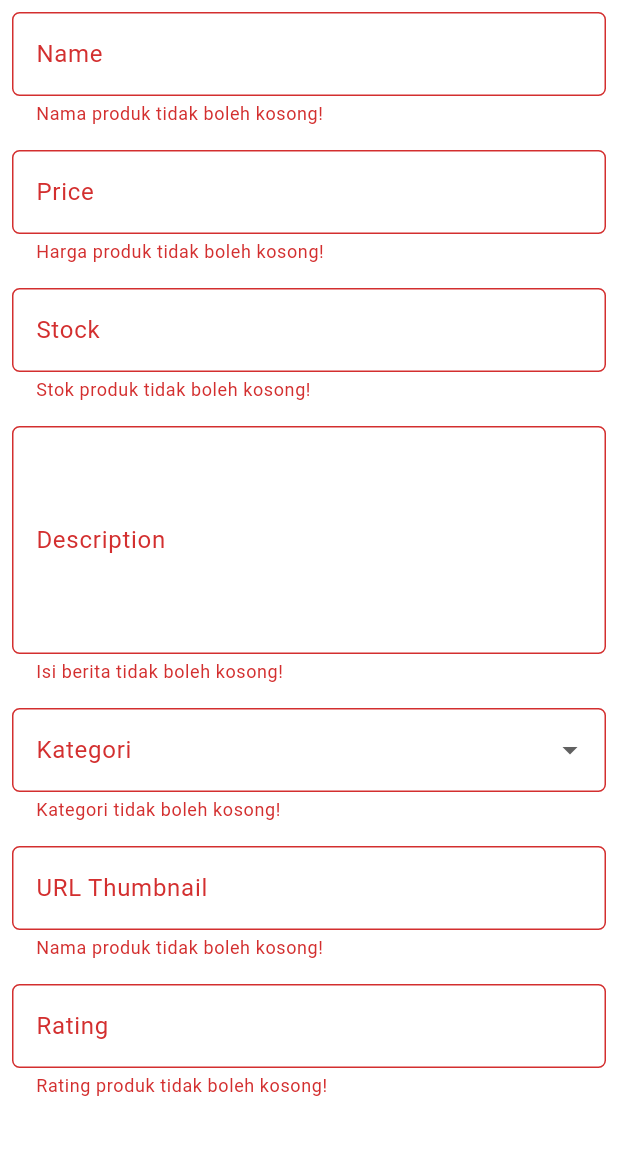
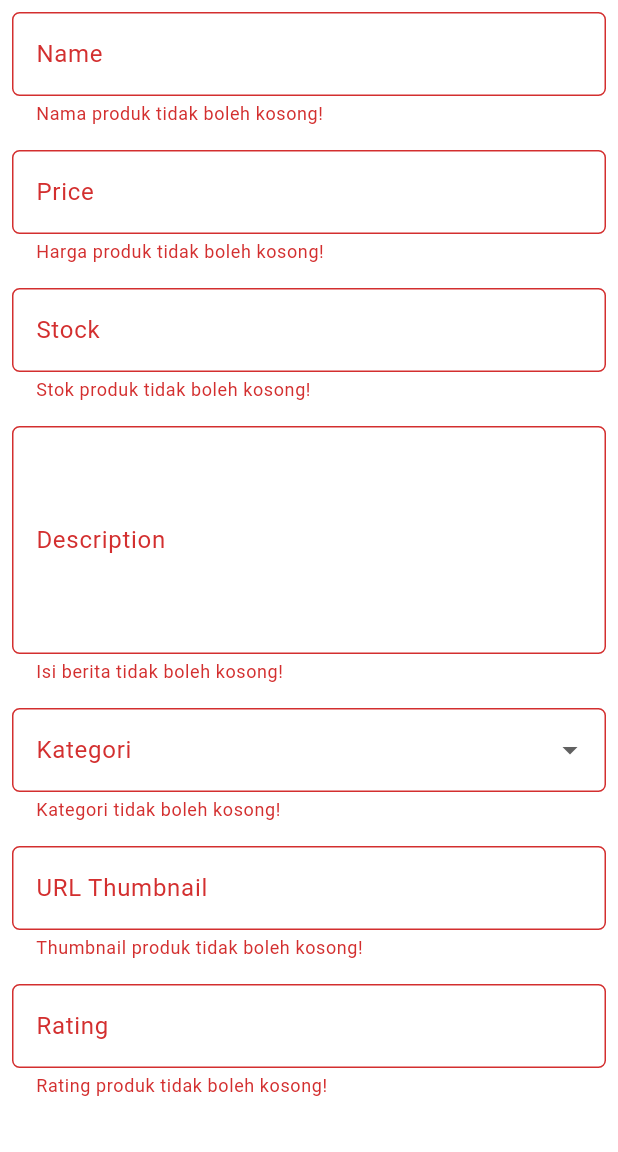
Before and after one commit to moondiverc/kickoff-shop-mobile, a Flutter app: the ProductFormPage screen opened directly, after a tap on "Simpan", on a phone screen of 412 x 824 dp, the part 84-1236 px from its top. Run offline on Flutter 3.47's test engine with Material 3 defaults, Android fonts, the phone set to English and light mode, and no system bars.

Commit message:
fix: some detail

```diff
--- a/lib/screens/productlist_form.dart
+++ b/lib/screens/productlist_form.dart
@@ -11,7 +11,7 @@ class ProductFormPage extends StatefulWidget {
 class _ProductFormPageState extends State<ProductFormPage> {
   final _formKey = GlobalKey<FormState>();
   String _name = "";
-  double _price = 0; // default
+  int _price = 0; // default
   int _stock = 0; // default
   String _description = "";
   String _category = ""; // default
@@ -81,12 +81,9 @@ class _ProductFormPageState extends State<ProductFormPage> {
                       borderRadius: BorderRadius.circular(5.0),
                     ),
                   ),
-                  // buatlah agar menyimpan nilai harga ke _price
                   onChanged: (String? value) {
                     setState(() {
-                      final parsed = double.tryParse(
-                        value!.replaceAll(',', '.'),
-                      );
+                      final parsed = int.tryParse(value!.replaceAll(',', '.'));
                       _price = parsed ?? 0;
                     });
                   },
@@ -94,7 +91,7 @@ class _ProductFormPageState extends State<ProductFormPage> {
                     if (value == null || value.isEmpty) {
                       return "Harga produk tidak boleh kosong!";
                     }
-                    final parsed = double.tryParse(value.replaceAll(',', '.'));
+                    final parsed = int.tryParse(value.replaceAll(',', '.'));
                     if (parsed == null) {
                       return "Masukkan angka yang valid untuk harga!";
                     }
@@ -200,7 +197,7 @@ class _ProductFormPageState extends State<ProductFormPage> {
                 padding: const EdgeInsets.all(8.0),
                 child: TextFormField(
                   decoration: InputDecoration(
-                    hintText: "URL Thumbnail (opsional)",
+                    hintText: "URL Thumbnail",
                     labelText: "URL Thumbnail",
                     border: OutlineInputBorder(
                       borderRadius: BorderRadius.circular(5.0),
@@ -213,7 +210,9 @@ class _ProductFormPageState extends State<ProductFormPage> {
                   },
                   validator: (String? value) {
                     if (value == null || value.isEmpty) {
-                      return "Nama produk tidak boleh kosong!";
+                      return "Thumbnail produk tidak boleh kosong!";
+                    } else if (!Uri.tryParse(value)!.isAbsolute) {
+                      return "Masukkan URL yang valid!";
                     }
                     return null;
                   },
@@ -270,6 +269,7 @@ class _ProductFormPageState extends State<ProductFormPage> {
                   },
                 ),
               ),
+
               // === Tombol Simpan ===
               Align(
                 alignment: Alignment.bottomCenter,
```
